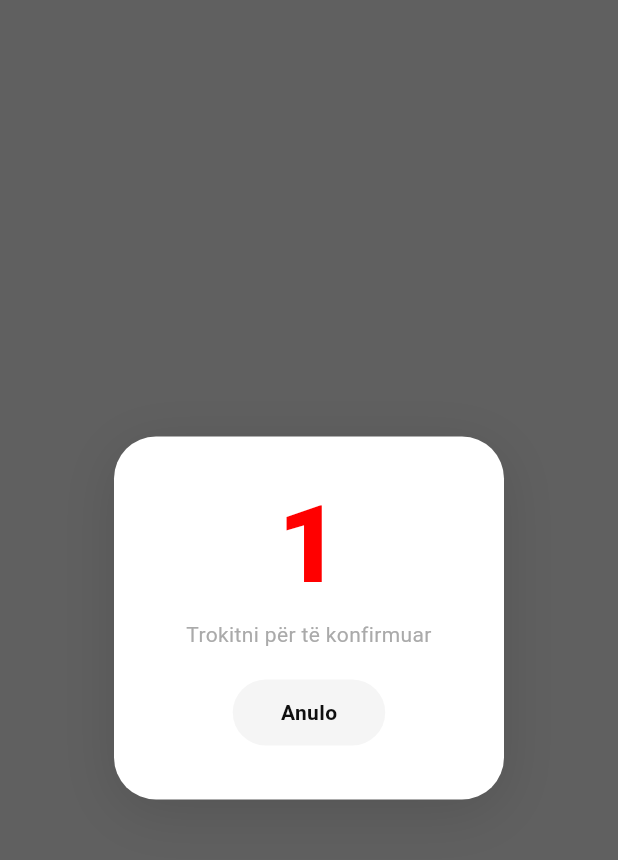
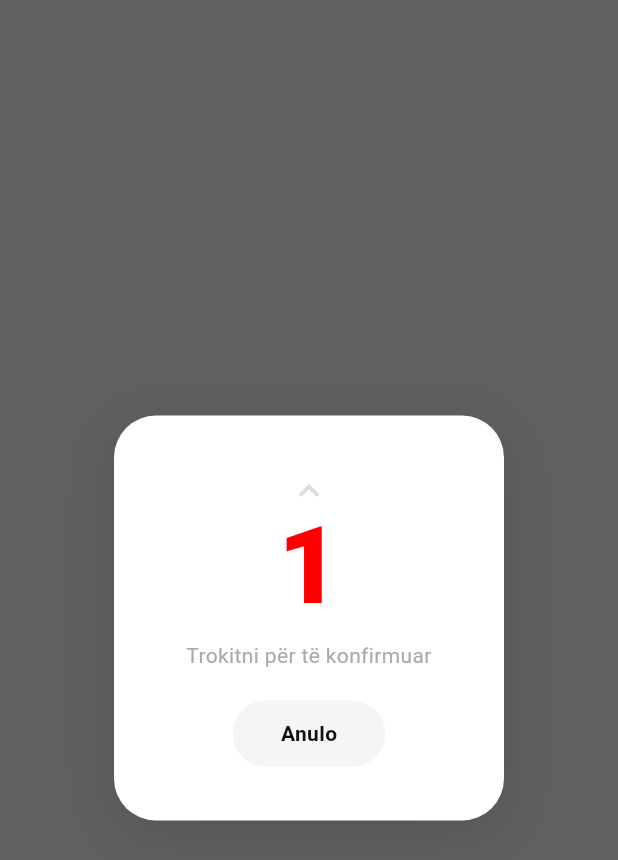
Before and after one commit to Ledian63S/degjo, a Flutter app: the JumpOverlay widget shown alone on an empty page, opened directly with empty values, on a phone screen of 412 x 824 dp. Shown: the top 860 px of the screen. Run offline on Flutter 3.47's test engine with Material 3 defaults, Android fonts, the phone set to English and light mode, and no system bars; our stand-ins replace flutter_svg, flutter_tts, just_audio, just_audio_background, shared_preferences; missing offline and left inert: audio_session, youtube_explode_dart; accounts and stored records are empty.

Commit message:
Accessibility, UI polish, and onboarding animation improvements
- Blind user accessibility: voice feedback on play/pause, seek, lesson change,
  speed change, errors, and lesson announcement on app open
- Resume playback position within lessons (saved every 5s, restored on reopen)
- Auto-advance to next lesson when current one ends
- 2-finger tap gesture to cycle playback speed
- Onboarding: fix animations (ripple pulse, directional swipes, left↔right oscillation)
- UI: completion progress bar, speed pill badge, waveform slows when paused,
  jump overlay direction indicator, step slide transitions
- Gesture icons: restored original abstract dot/arrow SVGs from HTML reference

```diff
--- a/lib/screens/onboarding_screen.dart
+++ b/lib/screens/onboarding_screen.dart
@@ -1,3 +1,4 @@
+import 'dart:math' as math;
 import 'package:flutter/material.dart';
 import 'package:flutter/services.dart';
 import 'package:flutter_svg/flutter_svg.dart';
@@ -18,6 +19,7 @@ class _OnboardingScreenState extends State<OnboardingScreen>
   late AnimationController _flashCtrl;
   late AnimationController _gestureAnimCtrl;
   late Animation<double> _gestureAnim;
+  late AnimationController _lrAnimCtrl; // separate controller for horizontal oscillation
 
   // Per-pointer gesture tracking (same approach as player_screen)
   final Map<int, Offset> _pointerStarts = {};
@@ -80,18 +82,24 @@ class _OnboardingScreenState extends State<OnboardingScreen>
     );
     _gestureAnimCtrl = AnimationController(
       vsync: this,
-      duration: const Duration(milliseconds: 1400),
+      duration: const Duration(milliseconds: 900),
     )..repeat(reverse: true);
     _gestureAnim = CurvedAnimation(
       parent: _gestureAnimCtrl,
       curve: Curves.easeInOut,
     );
+    // Full-cycle controller for left↔right oscillation (no reverse)
+    _lrAnimCtrl = AnimationController(
+      vsync: this,
+      duration: const Duration(milliseconds: 1800),
+    )..repeat();
   }
 
   @override
   void dispose() {
     _flashCtrl.dispose();
     _gestureAnimCtrl.dispose();
+    _lrAnimCtrl.dispose();
     super.dispose();
   }
 
@@ -327,7 +335,7 @@ class _OnboardingScreenState extends State<OnboardingScreen>
                         duration: const Duration(milliseconds: 300),
                         child: AnimatedBuilder(
                           key: ValueKey(_step),
-                          animation: _gestureAnim,
+                          animation: Listenable.merge([_gestureAnim, _lrAnimCtrl]),
                           builder: (context, _) {
                             return Container(
                               width: 160,
@@ -344,9 +352,11 @@ class _OnboardingScreenState extends State<OnboardingScreen>
                                   width: 1.5,
                                 ),
                               ),
+                              child: ClipOval(
                                 child: Center(
                                   child: _buildAnimatedIcon(
                                       _step, _gestureAnim.value),
+                                ),
                               ),
                             );
                           },
@@ -358,7 +368,19 @@ class _OnboardingScreenState extends State<OnboardingScreen>
                   // Info area
                   Padding(
                     padding: const EdgeInsets.symmetric(horizontal: 36),
+                    child: AnimatedSwitcher(
+                      duration: const Duration(milliseconds: 350),
+                      transitionBuilder: (child, animation) {
+                        final offsetAnimation = Tween<Offset>(
+                          begin: const Offset(1.0, 0.0),
+                          end: Offset.zero,
+                        ).animate(CurvedAnimation(
+                            parent: animation, curve: Curves.easeOutCubic));
+                        return SlideTransition(
+                            position: offsetAnimation, child: child);
+                      },
                       child: Column(
+                        key: ValueKey(_step),
                         children: [
                           Text(
                             step.stepLabel,
@@ -404,6 +426,7 @@ class _OnboardingScreenState extends State<OnboardingScreen>
                             ),
                           ),
                         ],
+                      ),
                     ),
                   ),
 
@@ -459,7 +482,9 @@ class _OnboardingScreenState extends State<OnboardingScreen>
     );
   }
 
-  /// Returns the icon for [step] with a movement/scale animation driven by [v] (0→1).
+  /// Returns the animated SVG icon for [step].
+  /// [v] is the main animation value (0→1, easeInOut, reverses).
+  /// For horizontal, [_lrAnimCtrl.value] drives a full sin oscillation.
   Widget _buildAnimatedIcon(int step, double v) {
     const assets = [
       'assets/gestures/gesture_tap.svg',
@@ -469,25 +494,33 @@ class _OnboardingScreenState extends State<OnboardingScreen>
       'assets/gestures/gesture_three_tap.svg',
     ];
 
-    final icon = SvgPicture.asset(
-      assets[step],
-      width: 110,
-      height: 140,
+    final svg = SvgPicture.asset(assets[step], width: 70, height: 70);
+
+    switch (step) {
+      case 0: // tap — ripple pulse outward
+        return Transform.scale(scale: 1.0 + v * 0.22, child: svg);
+
+      case 1: // swipe up — slides up with slight fade
+        return Opacity(
+          opacity: 1.0 - v * 0.25,
+          child: Transform.translate(offset: Offset(0, -v * 38), child: svg),
         );
 
-    switch (step) {
-      case 0:
-        return Transform.scale(scale: 0.88 + v * 0.12, child: icon);
-      case 1:
-        return Transform.translate(offset: Offset(0, -v * 11), child: icon);
-      case 2:
-        return Transform.translate(offset: Offset(0, v * 11), child: icon);
-      case 3:
-        return Transform.translate(offset: Offset(v * 11, 0), child: icon);
-      case 4:
-        return Transform.scale(scale: 0.88 + v * 0.12, child: icon);
+      case 2: // swipe down — slides down with slight fade
+        return Opacity(
+          opacity: 1.0 - v * 0.25,
+          child: Transform.translate(offset: Offset(0, v * 38), child: svg),
+        );
+
+      case 3: // horizontal — smooth left ↔ right oscillation via sin
+        final dx = math.sin(_lrAnimCtrl.value * 2 * math.pi) * 32;
+        return Transform.translate(offset: Offset(dx, 0), child: svg);
+
+      case 4: // 3-finger tap — ripple pulse outward
+        return Transform.scale(scale: 1.0 + v * 0.22, child: svg);
+
       default:
-        return icon;
+        return svg;
     }
   }
 
--- a/lib/widgets/jump_overlay.dart
+++ b/lib/widgets/jump_overlay.dart
@@ -77,6 +77,11 @@ class _JumpOverlayState extends State<JumpOverlay> {
             child: Column(
               mainAxisSize: MainAxisSize.min,
               children: [
+                const Icon(
+                  Icons.keyboard_arrow_up_rounded,
+                  color: Color(0xFFDDDDDD),
+                  size: 28,
+                ),
                 Text(
                   '$_target',
                   style: const TextStyle(
--- a/lib/widgets/lesson_list.dart
+++ b/lib/widgets/lesson_list.dart
@@ -123,7 +123,7 @@ class _LessonRow extends StatelessWidget {
   @override
   Widget build(BuildContext context) {
     return Container(
-      color: isCurrent ? const Color(0xFFFFF8F8) : Colors.white,
+      color: isCurrent ? const Color(0xFFFFF0F0) : Colors.white,
       child: Column(
         children: [
           Container(height: 0.5, color: const Color(0xFFF5F5F5)),
@@ -149,9 +149,9 @@ class _LessonRow extends StatelessWidget {
                     ),
                   ),
                   const SizedBox(width: 14),
-                  // 3px vertical accent bar
+                  // 5px vertical accent bar
                   Container(
-                    width: 3,
+                    width: 5,
                     height: 36,
                     decoration: BoxDecoration(
                       borderRadius: BorderRadius.circular(3),
--- a/lib/widgets/waveform_widget.dart
+++ b/lib/widgets/waveform_widget.dart
@@ -4,6 +4,7 @@ import 'package:flutter/scheduler.dart';
 
 class WaveformWidget extends StatefulWidget {
   final double progress;
+  final bool isPlaying;
   final String lessonLabel;
   final String lessonTitle;
   final String timeLabel;
@@ -11,6 +12,7 @@ class WaveformWidget extends StatefulWidget {
   const WaveformWidget({
     super.key,
     required this.progress,
+    required this.isPlaying,
     required this.lessonLabel,
     required this.lessonTitle,
     required this.timeLabel,
@@ -37,7 +39,9 @@ class _WaveformWidgetState extends State<WaveformWidget>
     final delta = _lastMs == null ? 0 : ms - _lastMs!;
     _lastMs = ms;
     // 0.028 per frame at 60 fps ≈ 0.028 / 16.67 ms per ms
-    setState(() => _phase += delta * 0.00168);
+    // When not playing, slow phase accumulation to 15% to appear nearly still
+    final multiplier = widget.isPlaying ? 1.0 : 0.15;
+    setState(() => _phase += delta * 0.00168 * multiplier);
   }
 
   @override
@@ -59,6 +63,7 @@ class _WaveformWidgetState extends State<WaveformWidget>
               painter: _WaveformPainter(
                 progress: widget.progress,
                 phase: _phase,
+                isIdle: !widget.isPlaying && widget.progress == 0.0,
               ),
             ),
           ),
@@ -115,8 +120,13 @@ class _WaveformWidgetState extends State<WaveformWidget>
 class _WaveformPainter extends CustomPainter {
   final double progress;
   final double phase;
+  final bool isIdle;
 
-  const _WaveformPainter({required this.progress, required this.phase});
+  const _WaveformPainter({
+    required this.progress,
+    required this.phase,
+    required this.isIdle,
+  });
 
   @override
   void paint(Canvas canvas, Size size) {
@@ -128,6 +138,14 @@ class _WaveformPainter extends CustomPainter {
     for (int i = 0; i < bars; i++) {
       final p = i / bars;
 
+      double bh;
+      double alpha;
+
+      if (isIdle) {
+        // Flat line effect: all bars at minimum height
+        bh = 3.0;
+        alpha = 0.5;
+      } else {
         // Exact wave formula from HTML design
         final wave = math.sin(i * 0.22 + phase) * 0.42 +
             math.sin(i * 0.41 + phase * 1.6) * 0.28 +
@@ -136,16 +154,18 @@ class _WaveformPainter extends CustomPainter {
 
         final env =
             math.pow(math.sin(p * math.pi), 0.6).toDouble() * 0.85 + 0.15;
-      final bh = math.max(3.0, (wave + 1) * 0.5 * h * 0.82 * env);
+        bh = math.max(3.0, (wave + 1) * 0.5 * h * 0.82 * env);
+
+        final isPlayed = p < progress;
+        alpha = isPlayed
+            ? (0.6 + 0.4 * ((wave + 1) / 2)).clamp(0.0, 1.0)
+            : (0.5 + 0.3 * ((wave + 1) / 2)).clamp(0.0, 1.0);
+      }
 
       final x = i * (bw + gap);
       final by = (h - bh) / 2;
 
-      final isPlayed = p < progress;
-      final alpha = isPlayed
-          ? (0.6 + 0.4 * ((wave + 1) / 2)).clamp(0.0, 1.0)
-          : (0.5 + 0.3 * ((wave + 1) / 2)).clamp(0.0, 1.0);
-
+      final isPlayed = !isIdle && p < progress;
       final color = isPlayed
           ? Color.fromRGBO(255, 0, 0, alpha)
           : Color.fromRGBO(224, 224, 224, alpha);
@@ -164,5 +184,5 @@ class _WaveformPainter extends CustomPainter {
 
   @override
   bool shouldRepaint(_WaveformPainter old) =>
-      old.progress != progress || old.phase != phase;
+      old.progress != progress || old.phase != phase || old.isIdle != isIdle;
 }
```
Also changed, not shown: lib/screens/player_screen.dart (+69 -3 lines), lib/services/player_state.dart (+56 -2 lines), assets/gestures/gesture_swipe_down.svg, assets/gestures/gesture_swipe_lr.svg, assets/gestures/gesture_swipe_up.svg, assets/gestures/gesture_tap.svg, assets/gestures/gesture_three_tap.svg, 2 other files. Lines whose indentation alone changed are shown as unchanged.
